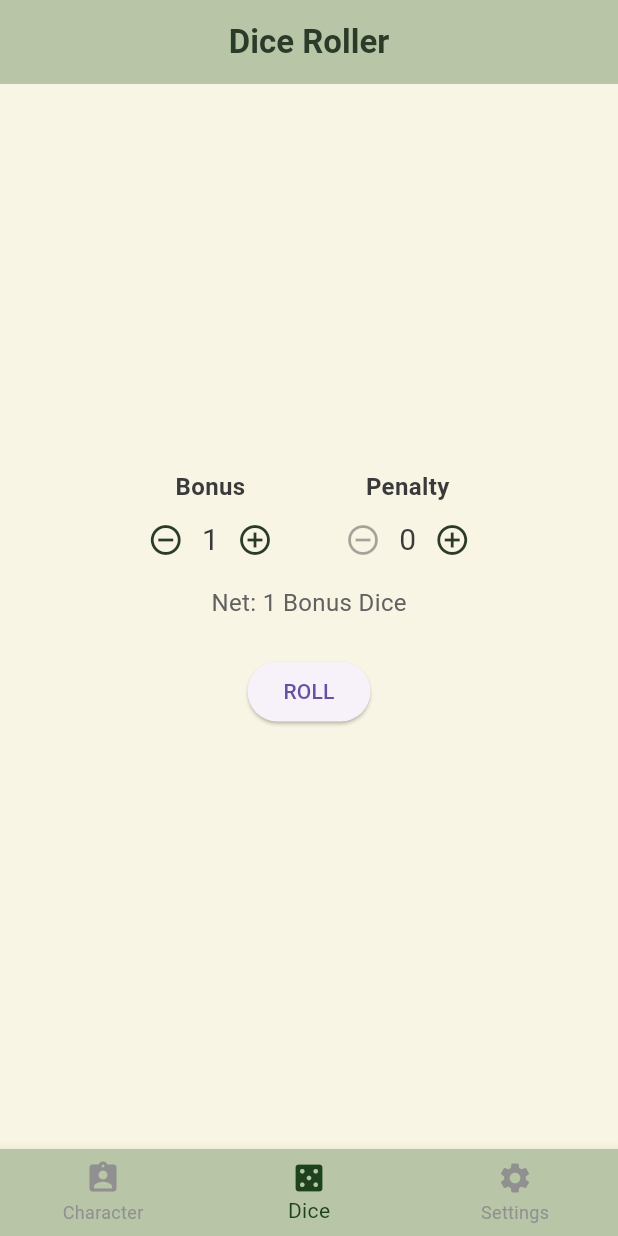
After one commit to EugenePopovych/yithian, a Flutter app: the screen it shows after launch, item 2 of the bottom bar chosen, after a tap on the "add circle outline" icon, on a phone screen of 412 x 824 dp. The commit adds this screen. Run offline on Flutter 3.47's test engine with Material 3 defaults, Android fonts, the phone set to English and light mode, and no system bars.

Commit message:
MainScreen introduced

```diff
--- a/lib/main.dart
+++ b/lib/main.dart
@@ -1,7 +1,7 @@
 import 'package:flutter/material.dart';
 import 'package:provider/provider.dart';
 import 'viewmodels/character_viewmodel.dart';
-import 'screens/character_sheet_screen.dart';
+import 'screens/main_screen.dart';
 import 'theme_light.dart';
 
 void main() {
@@ -18,7 +18,7 @@ class MyApp extends StatelessWidget {
       child: MaterialApp(
         title: 'Call of Cthulhu Character Sheet',
         theme: cocThemeLight,
-        home: CharacterSheetScreen(), // 👈 Set this as the start screen
+        home: MainScreen(), // 👈 Use MainScreen instead!
       ),
     );
   }
--- /dev/null
+++ b/lib/screens/dice_roller_screen.dart
@@ -0,0 +1,242 @@
+import 'dart:math';
+import 'package:flutter/material.dart';
+
+class DiceRollerScreen extends StatefulWidget {
+  final String? skillName;
+  final int? base;
+  final int? hard;
+  final int? extreme;
+
+  const DiceRollerScreen({super.key, this.skillName, this.base, this.hard, this.extreme});
+
+  @override
+  State<DiceRollerScreen> createState() => _DiceRollerScreenState();
+}
+
+class _DiceRollerScreenState extends State<DiceRollerScreen> {
+  int _bonusDice = 0;
+  int _penaltyDice = 0;
+  bool _hasRolled = false;
+  int? _result;
+  List<int> _tensDice = [];
+  int? _unitsDie;
+  int? _finalTens;
+  String? _evaluationText;
+
+  void _resetRoll() {
+    setState(() {
+      _hasRolled = false;
+      _result = null;
+      _tensDice = [];
+      _unitsDie = null;
+      _finalTens = null;
+      _evaluationText = null;
+    });
+  }
+
+  void _rollDice() {
+    final rng = Random();
+    int net = _bonusDice - _penaltyDice;
+
+    // Always roll 1 units die
+    int units = rng.nextInt(10); // 0..9
+    // If units die is 0, treat as "10"
+    int unitsDisplay = units == 0 ? 10 : units;
+    // Roll all tens dice needed (base + abs(net))
+    int diceCount = 1 + net.abs();
+    List<int> tensDice = List.generate(diceCount, (_) => rng.nextInt(10) * 10); // 0, 10, ..., 90
+
+    // Show all tens dice
+    int chosenTens;
+    if (net > 0) {
+      // Bonus: choose the lowest tens
+      chosenTens = tensDice.reduce(min);
+    } else if (net < 0) {
+      // Penalty: choose the highest tens
+      chosenTens = tensDice.reduce(max);
+    } else {
+      // No bonus or penalty: only first tens die
+      chosenTens = tensDice[0];
+    }
+
+    // Compute the final result
+    int total = chosenTens + units;
+    // Special case: 00 is 100 in CoC
+    if (chosenTens == 0 && units == 0) total = 100;
+
+    String? eval;
+    if (_showThresholds()) {
+      if (total <= widget!.extreme!) {
+        eval = "Extreme Success";
+      } else if (total <= widget!.hard!) {
+        eval = "Hard Success";
+      } else if (total <= widget!.base!) {
+        eval = "Regular Success";
+      } else {
+        eval = "Failure";
+      }
+    }
+
+    setState(() {
+      _hasRolled = true;
+      _tensDice = tensDice;
+      _unitsDie = unitsDisplay;
+      _finalTens = chosenTens;
+      _result = total;
+      _evaluationText = eval;
+    });
+  }
+
+  void _adjustBonus(int delta) {
+    setState(() {
+      _bonusDice = (_bonusDice + delta).clamp(0, 3);
+      _resetRoll();
+    });
+  }
+
+  void _adjustPenalty(int delta) {
+    setState(() {
+      _penaltyDice = (_penaltyDice + delta).clamp(0, 3);
+      _resetRoll();
+    });
+  }
+
+  bool _showThresholds() =>
+      widget.skillName != null &&
+      widget.base != null &&
+      widget.hard != null &&
+      widget.extreme != null;
+
+  @override
+  Widget build(BuildContext context) {
+    final hasSkill = _showThresholds();
+    final netDice = _bonusDice - _penaltyDice;
+
+    return Scaffold(
+      appBar: AppBar(
+        title: const Text('Dice Roller'),
+        centerTitle: true,
+      ),
+      body: Center(
+        child: Container(
+          constraints: const BoxConstraints(maxWidth: 400),
+          padding: const EdgeInsets.all(24),
+          child: Column(
+            mainAxisSize: MainAxisSize.min,
+            children: [
+              if (hasSkill) ...[
+                Text(widget.skillName!, style: Theme.of(context).textTheme.titleLarge),
+                const SizedBox(height: 8),
+                Row(
+                  mainAxisAlignment: MainAxisAlignment.center,
+                  children: [
+                    Text('Base: ${widget.base}', style: const TextStyle(fontWeight: FontWeight.bold)),
+                    const SizedBox(width: 12),
+                    Text('Hard: ${widget.hard}', style: const TextStyle(fontWeight: FontWeight.bold)),
+                    const SizedBox(width: 12),
+                    Text('Extreme: ${widget.extreme}', style: const TextStyle(fontWeight: FontWeight.bold)),
+                  ],
+                ),
+                const SizedBox(height: 16),
+              ],
+              Row(
+                mainAxisAlignment: MainAxisAlignment.center,
+                children: [
+                  _bonusPenaltyControl(
+                    label: "Bonus",
+                    value: _bonusDice,
+                    onAdd: () => _adjustBonus(1),
+                    onRemove: () => _adjustBonus(-1),
+                  ),
+                  const SizedBox(width: 24),
+                  _bonusPenaltyControl(
+                    label: "Penalty",
+                    value: _penaltyDice,
+                    onAdd: () => _adjustPenalty(1),
+                    onRemove: () => _adjustPenalty(-1),
+                  ),
+                ],
+              ),
+              if (netDice != 0)
+                Padding(
+                  padding: const EdgeInsets.only(top: 6),
+                  child: Text(
+                    netDice > 0
+                        ? 'Net: $netDice Bonus Dice'
+                        : 'Net: ${-netDice} Penalty Dice',
+                    style: TextStyle(color: Colors.grey[700]),
+                  ),
+                ),
+              const SizedBox(height: 24),
+              ElevatedButton(
+                onPressed: _rollDice,
+                child: const Text('ROLL'),
+              ),
+              const SizedBox(height: 24),
+              if (_hasRolled) _buildResultArea(hasSkill: hasSkill, netDice: netDice),
+            ],
+          ),
+        ),
+      ),
+    );
+  }
+
+  Widget _bonusPenaltyControl({
+    required String label,
+    required int value,
+    required VoidCallback onAdd,
+    required VoidCallback onRemove,
+  }) {
+    return Column(
+      children: [
+        Text(label, style: const TextStyle(fontWeight: FontWeight.bold)),
+        Row(
+          children: [
+            IconButton(
+              icon: const Icon(Icons.remove_circle_outline),
+              onPressed: value > 0 ? onRemove : null,
+            ),
+            Text(value.toString(), style: const TextStyle(fontSize: 20)),
+            IconButton(
+              icon: const Icon(Icons.add_circle_outline),
+              onPressed: value < 3 ? onAdd : null,
+            ),
+          ],
+        ),
+      ],
+    );
+  }
+
+  Widget _buildResultArea({required bool hasSkill, required int netDice}) {
+    return Column(
+      crossAxisAlignment: CrossAxisAlignment.center,
+      children: [
+        Text(
+          'Roll: ${_result ?? "-"}',
+          style: const TextStyle(fontWeight: FontWeight.bold, fontSize: 26),
+        ),
+        const SizedBox(height: 12),
+        Row(
+          mainAxisAlignment: MainAxisAlignment.center,
+          children: [
+            Text('Tens Dice: [${_tensDice.map((d) => d.toString().padLeft(2, '0')).join(', ')}]'),
+            const SizedBox(width: 12),
+            Text('Units: ${_unitsDie ?? "-"}'),
+          ],
+        ),
+        const SizedBox(height: 8),
+        Text(
+          'Final Dice Used: ${_finalTens?.toString().padLeft(2, '0') ?? "-"} (tens) + ${_unitsDie ?? "-"} (units)',
+          style: TextStyle(color: Colors.grey[700]),
+        ),
+        if (hasSkill && _evaluationText != null) ...[
+          const SizedBox(height: 14),
+          Text(
+            _evaluationText!,
+            style: const TextStyle(fontWeight: FontWeight.bold, fontSize: 20),
+          ),
+        ],
+      ],
+    );
+  }
+}
--- /dev/null
+++ b/lib/screens/main_screen.dart
@@ -0,0 +1,36 @@
+import 'package:flutter/material.dart';
+import '../screens/character_sheet_screen.dart';
+import '../screens/dice_roller_screen.dart';
+import '../screens/settings_screen.dart'; // You may need to create this
+import '../widgets/screen_nav_bar.dart';
+
+class MainScreen extends StatefulWidget {
+  const MainScreen({Key? key}) : super(key: key);
+
+  @override
+  State<MainScreen> createState() => _MainScreenState();
+}
+
+class _MainScreenState extends State<MainScreen> {
+  int _selectedIndex = 0;
+
+  @override
+  Widget build(BuildContext context) {
+    final screens = [
+      const CharacterSheetScreen(),
+      const DiceRollerScreen(), // Opens in generic mode (no skill)
+      const SettingsScreen(),   // Create a stub if you don't have it
+    ];
+    return Scaffold(
+      body: screens[_selectedIndex],
+      bottomNavigationBar: ScreenNavBar(
+        currentIndex: _selectedIndex,
+        onTap: (int index) {
+          setState(() {
+            _selectedIndex = index;
+          });
+        },
+      ),
+    );
+  }
+}
--- /dev/null
+++ b/lib/widgets/screen_nav_bar.dart
@@ -0,0 +1,35 @@
+import 'package:flutter/material.dart';
+
+class ScreenNavBar extends StatelessWidget {
+  final int currentIndex;
+  final ValueChanged<int> onTap;
+
+  const ScreenNavBar({
+    super.key,
+    required this.currentIndex,
+    required this.onTap,
+  });
+
+  @override
+  Widget build(BuildContext context) {
+    return BottomNavigationBar(
+      currentIndex: currentIndex,
+      onTap: onTap,
+      type: BottomNavigationBarType.fixed,
+      items: const [
+        BottomNavigationBarItem(
+          icon: Icon(Icons.assignment_ind),
+          label: 'Character',
+        ),
+        BottomNavigationBarItem(
+          icon: Icon(Icons.casino),
+          label: 'Dice',
+        ),
+        BottomNavigationBarItem(
+          icon: Icon(Icons.settings),
+          label: 'Settings',
+        ),
+      ],
+    );
+  }
+}
```
Also changed, not shown: lib/screens/attributes_tab.dart (+114 -39 lines), lib/screens/character_sheet_screen.dart (+0 -8 lines), lib/screens/settings_screen.dart (added, +14 -0 lines), lib/screens/skills_tab.dart (+11 -1 lines).
